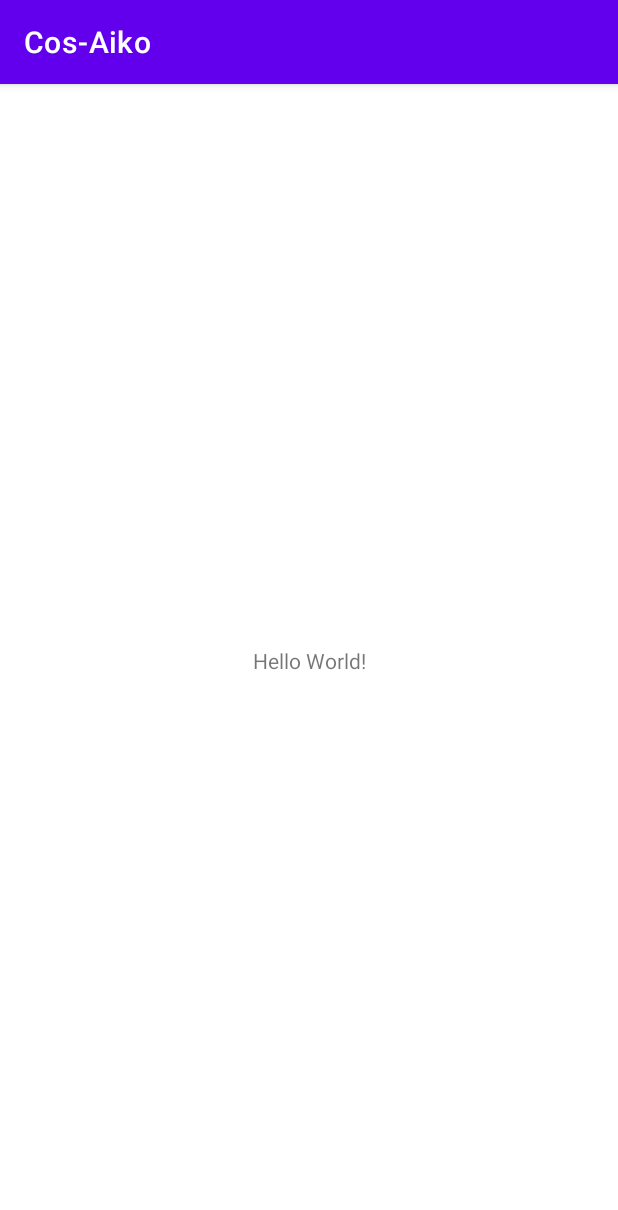
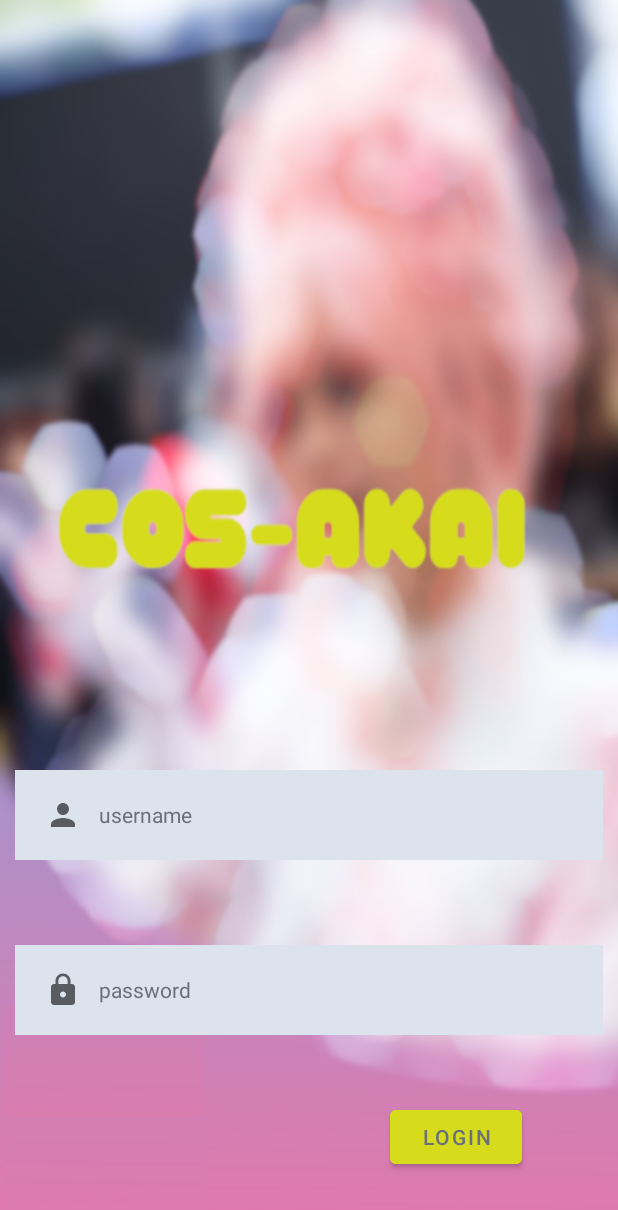
Before and after one commit to Aka-sha/Cos-Aiko, an Android app: the screen it shows after launch (MainActivity), on a phone screen of 412 x 824 dp. Shown: the top 1210 px of the screen. Run offline under Robolectric (Android 15) with nearby library versions, the phone set to English and light mode, and no system bars.

Commit message:
more edits to login page

```diff
--- a/CosAiko/app/src/main/res/layout/activity_main.xml
+++ b/CosAiko/app/src/main/res/layout/activity_main.xml
@@ -4,15 +4,60 @@
     xmlns:tools="http://schemas.android.com/tools"
     android:layout_width="match_parent"
     android:layout_height="match_parent"
+    android:background="@drawable/blured_background_withlogo"
     tools:context=".MainActivity">
 
-    <TextView
+    <EditText
+        android:id="@+id/username"
+        android:layout_width="match_parent"
+        android:layout_height="60dp"
+        android:layout_margin="10dp"
+        android:background="#dde3ed"
+        android:padding="20dp"
+        android:hint="@string/username"
+        android:drawablePadding="12dp"
+        android:textColor="@color/white"
+        android:drawableStart="@drawable/ic_username"
+        android:textColorHint="#69707a"
+        android:textSize="14sp"
+        app:layout_constraintBottom_toTopOf="@+id/password"
+        app:layout_constraintTop_toTopOf="parent"
+        app:layout_constraintVertical_bias="0.915"
+        tools:layout_editor_absoluteX="10dp" />
+
+    <com.google.android.material.button.MaterialButton
+        android:id="@+id/login_button"
         android:layout_width="wrap_content"
         android:layout_height="wrap_content"
-        android:text="Hello World!"
+        android:layout_below="@id/password"
+        android:layout_marginTop="44dp"
+        android:layout_marginEnd="64dp"
+        android:layout_marginRight="64dp"
         app:layout_constraintBottom_toBottomOf="parent"
-        app:layout_constraintLeft_toLeftOf="parent"
-        app:layout_constraintRight_toRightOf="parent"
-        app:layout_constraintTop_toTopOf="parent" />
+        app:layout_constraintEnd_toEndOf="parent"
+        app:layout_constraintTop_toBottomOf="@+id/password"
+        app:layout_constraintVertical_bias="0.0"
+        android:backgroundTint="#d6dc1c"
+        android:text="login"
+        android:textColor="#69707a"/>
+
+    <EditText
+        android:id="@+id/password"
+        android:layout_width="match_parent"
+        android:layout_height="60dp"
+        android:layout_margin="10dp"
+        android:background="#dde3ed"
+        android:drawableStart="@drawable/ic_password"
+        android:drawablePadding="12dp"
+        android:hint="@string/password"
+        android:padding="20dp"
+        android:textColor="@color/white"
+        android:textColorHint="#69707a"
+        android:textSize="14sp"
+        app:layout_constraintBottom_toBottomOf="parent"
+        app:layout_constraintTop_toTopOf="parent"
+        app:layout_constraintVertical_bias="0.833"
+        tools:layout_editor_absoluteX="9dp" />
+
 
 </androidx.constraintlayout.widget.ConstraintLayout>
--- a/CosAiko/app/src/main/res/values/strings.xml
+++ b/CosAiko/app/src/main/res/values/strings.xml
@@ -1,3 +1,5 @@
 <resources>
     <string name="app_name">Cos-Aiko</string>
+    <string name="username">username</string>
+    <string name="password">password</string>
 </resources>
--- a/CosAiko/app/src/main/res/values/themes.xml
+++ b/CosAiko/app/src/main/res/values/themes.xml
@@ -1,6 +1,6 @@
 <resources xmlns:tools="http://schemas.android.com/tools">
     <!-- Base application theme. -->
-    <style name="Theme.CosAiko" parent="Theme.MaterialComponents.DayNight.DarkActionBar">
+    <style name="Theme.CosAiko" parent="Theme.MaterialComponents.DayNight.NoActionBar">
         <!-- Primary brand color. -->
         <item name="colorPrimary">@color/purple_500</item>
         <item name="colorPrimaryVariant">@color/purple_700</item>
```
Also changed, not shown: CosAiko/app/src/main/res/drawable/blured_background.png (deleted), CosAiko/app/src/main/res/drawable/blured_background_withlogo.png (added).
